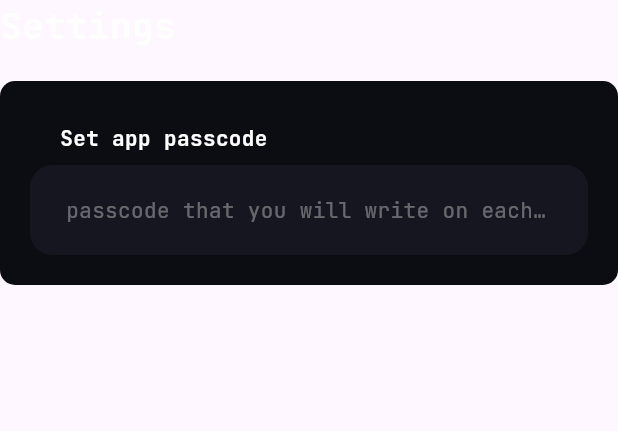
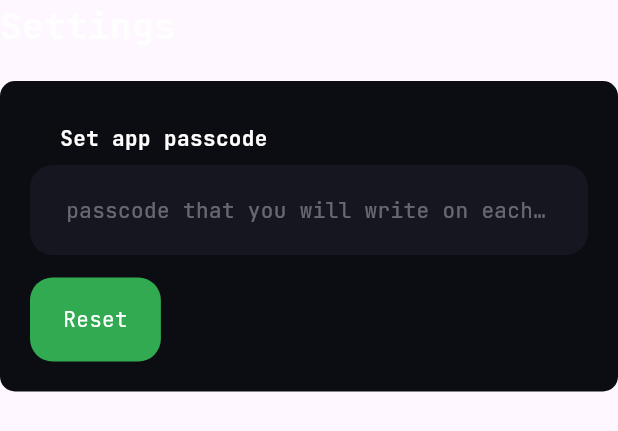
Before and after one commit to ic-n/taskwire, a Flutter app: the PageSettings widget shown alone on an empty page, opened directly, on a phone screen of 412 x 824 dp. Shown: the top 431 px of the screen. Run offline on Flutter 3.47's test engine with Material 2 defaults, Android fonts, the phone set to English and light mode, and no system bars; our stand-ins replace flutter_bloc, flutter_svg, hydrated_bloc, page_transition; missing offline and left inert: dartssh2, xterm.

Commit message:
feat: login flow, welcome and set/reset pincode

```diff
--- a/lib/cubits/cubits.dart
+++ b/lib/cubits/cubits.dart
@@ -265,10 +265,30 @@ class Passcode {
   String passcodeHash;
 
   Passcode({this.passcode, required this.passcodeHash});
+
+  @override
+  int get hashCode => 0;
+
+  @override
+  bool operator ==(Object other) => false;
+
+  String computeHash(String code) {
+    var bytes = utf8.encode(code);
+    var digest = sha512.convert(bytes);
+    var encoded = base64Encode(digest.bytes);
+    return encoded;
+  }
+
+  bool checkPasscode(String code) {
+    return passcodeHash == computeHash(code);
+  }
+
+  bool appHasPasscodeHash() => passcodeHash != '';
+  bool appHasPasscode() => passcode != null;
 }
 
 class PasscodeCubit extends HydratedCubit<Passcode> {
-  PasscodeCubit() : super(Passcode(passcodeHash: '<invalid>'));
+  PasscodeCubit() : super(Passcode(passcodeHash: ''));
 
   @override
   Map<String, dynamic>? toJson(Passcode state) {
@@ -282,25 +302,20 @@ class PasscodeCubit extends HydratedCubit<Passcode> {
     return Passcode(passcodeHash: json['passcodeHash'] as String);
   }
 
-  String hashPasscode(String code) {
-    var bytes = utf8.encode(code);
-    var digest = sha512.convert(bytes);
-    var encoded = base64Encode(digest.bytes);
-    return encoded;
+  void newPasscode(String code) {
+    state.passcode = code;
+    state.passcodeHash = state.computeHash(code);
+    emit(state);
   }
 
-  bool checkPasscode(String code) => state.passcodeHash == hashPasscode(code);
-
-  bool appHasPasscode() => state.passcodeHash != '<invalid>';
-
-  void newPasscode(String code) {
-    state.passcode = code;
-    state.passcodeHash = hashPasscode(code);
+  void reset() {
+    state.passcode = null;
+    state.passcodeHash = '';
     emit(state);
   }
 
   bool savePasscode(String code) {
-    if (checkPasscode(code)) {
+    if (state.checkPasscode(code)) {
       state.passcode = code;
       emit(state);
       return true;
--- a/lib/pages/settings.dart
+++ b/lib/pages/settings.dart
@@ -33,6 +33,14 @@ class PageSettings extends StatelessWidget {
                     callback: (s) {
                       context.read<PasscodeCubit>().newPasscode(s);
                     },
+                  ),
+                  const SizedBox(
+                    height: 15,
+                  ),
+                  TWButton(
+                    lable: 'Reset',
+                    callback: () => context.read<PasscodeCubit>().reset(),
+                    color: reassurance,
                   )
                 ],
               ),
```
Also changed, not shown: lib/main.dart (+127 -5 lines).
